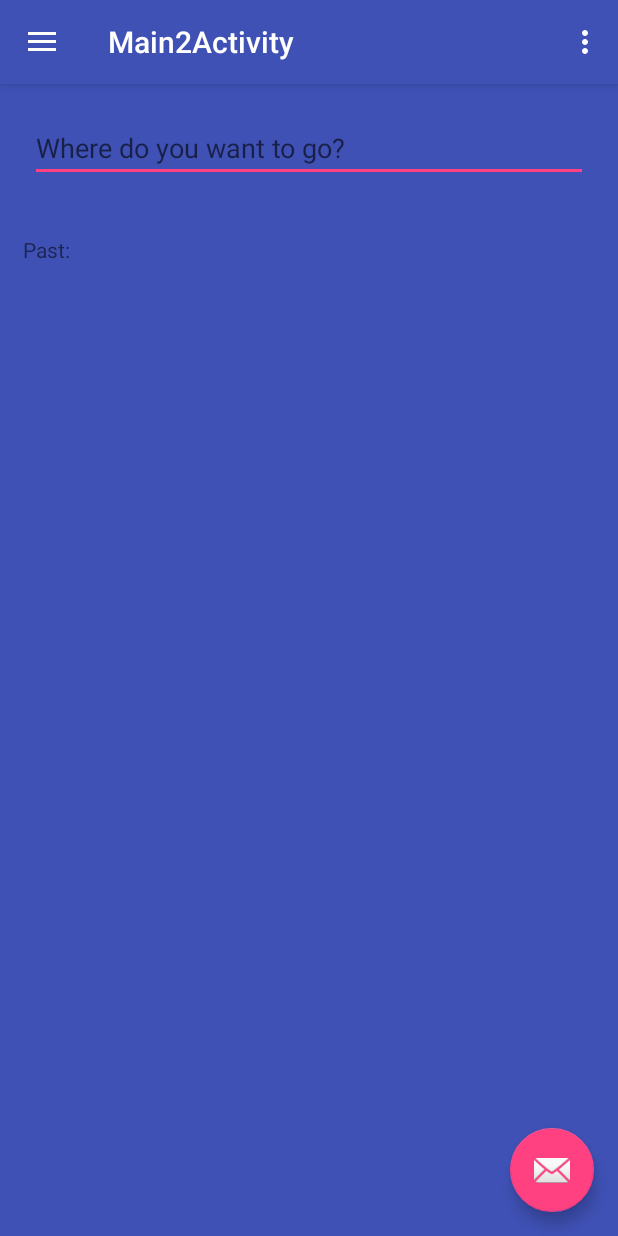
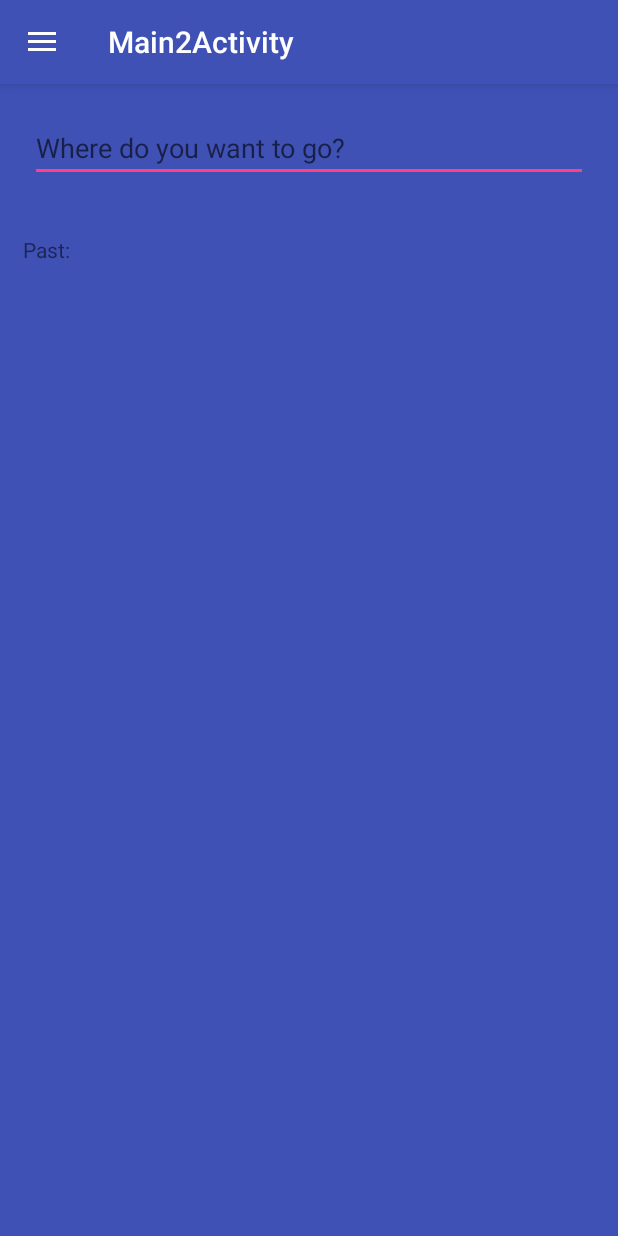
Before and after one commit to mischiedorian/Time-Tracking, an Android app: the Main2Activity screen opened directly, with no data from a screen before it, in the side drawer, after a tap on "Your Trips", on a phone screen of 412 x 824 dp. Run offline under Robolectric (Android 15) with nearby library versions, the phone set to English and light mode, and no system bars; pictures from the network do not load; 1 statement that could not run was skipped.

Commit message:
log in si log out works well

```diff
--- a/app/src/main/java/com/dorian/licenta/Activities/Main2Activity.java
+++ b/app/src/main/java/com/dorian/licenta/Activities/Main2Activity.java
@@ -11,8 +11,6 @@ import android.net.ConnectivityManager;
 import android.net.NetworkInfo;
 import android.os.Bundle;
 import android.support.annotation.NonNull;
-import android.support.design.widget.FloatingActionButton;
-import android.support.design.widget.Snackbar;
 import android.support.v4.app.ActivityCompat;
 import android.support.v4.content.ContextCompat;
 import android.util.Log;
@@ -38,7 +36,7 @@ import com.dorian.licenta.R;
 import com.dorian.licenta.RestServices.RestServices;
 import com.dorian.licenta.ServiceLocation.LocationService;
 import com.dorian.licenta.ServiceNotification.ServiceNotification;
-import com.google.android.gms.auth.api.Auth;
+import com.google.android.gms.common.ConnectionResult;
 import com.google.android.gms.common.api.GoogleApiClient;
 import com.google.android.gms.location.LocationServices;
 import com.google.android.gms.maps.model.LatLng;
@@ -48,7 +46,8 @@ import retrofit2.Callback;
 import retrofit2.Response;
 
 public class Main2Activity extends AppCompatActivity
-        implements NavigationView.OnNavigationItemSelectedListener {
+        implements NavigationView.OnNavigationItemSelectedListener,
+        GoogleApiClient.OnConnectionFailedListener {
     private static final int MAKE_LOCATION_PERMISSION_REQUEST_CODE = 1;
 
     public static GoogleApiClient googleApiClient;
@@ -76,6 +75,7 @@ public class Main2Activity extends AppCompatActivity
 
         Bundle bundle = getIntent().getExtras();
         idUser = bundle.getInt("userId");
+
         SharedPreferences.Editor editor = getSharedPreferences("id", MODE_PRIVATE).edit();
         editor.putInt("idUser", idUser);
         editor.apply();
@@ -89,9 +89,9 @@ public class Main2Activity extends AppCompatActivity
 
                 userName.setText(name);
                 userEmail.setText(email);
-                Glide.with(getApplicationContext()).load(img_url).into(userPic);
-
-                Log.wtf("TREUBdga", email);
+                if (img_url != null) {
+                    Glide.with(getApplicationContext()).load(img_url).into(userPic);
+                }
             }
 
             @Override
@@ -100,9 +100,7 @@ public class Main2Activity extends AppCompatActivity
             }
         });
 
-
         googleApiClient = new GoogleApiClient.Builder(getApplicationContext()).addApi(LocationServices.API).build();
-        googleApiClient.connect();
 
         DrawerLayout drawer = (DrawerLayout) findViewById(R.id.drawer_layout);
         ActionBarDrawerToggle toggle = new ActionBarDrawerToggle(
@@ -117,7 +115,7 @@ public class Main2Activity extends AppCompatActivity
 
         if (isNetworkAvailable() == true) {
             if (checkPermission(Manifest.permission.ACCESS_COARSE_LOCATION) && checkPermission(Manifest.permission.ACCESS_FINE_LOCATION)) {
-                //startService();
+                startService();
             } else {
                 ActivityCompat.requestPermissions(this, new String[]{Manifest.permission.ACCESS_COARSE_LOCATION, Manifest.permission.ACCESS_FINE_LOCATION},
                         MAKE_LOCATION_PERMISSION_REQUEST_CODE);
@@ -145,9 +143,6 @@ public class Main2Activity extends AppCompatActivity
     @Override
     public boolean onOptionsItemSelected(MenuItem item) {
         int id = item.getItemId();
-        if (id == R.id.action_settings) {
-
-        }
 
         return super.onOptionsItemSelected(item);
     }
@@ -177,7 +172,9 @@ public class Main2Activity extends AppCompatActivity
                 }
                 break;
             case R.id.nav_log_out:
-                Auth.GoogleSignInApi.signOut(LogInActivity.googleApiClient).setResultCallback(status -> Toast.makeText(getApplicationContext(), "La revedere!", Toast.LENGTH_SHORT).show());
+                SharedPreferences.Editor editor = getSharedPreferences("id", MODE_PRIVATE).edit();
+                editor.putInt("idUser", 0);
+                editor.apply();
                 Intent intent = new Intent(getApplicationContext(), LogInActivity.class);
                 startActivity(intent);
         }
@@ -232,4 +229,9 @@ public class Main2Activity extends AppCompatActivity
         NetworkInfo activeNetworkInfo = connectivityManager.getActiveNetworkInfo();
         return activeNetworkInfo != null && activeNetworkInfo.isConnected();
     }
+
+    @Override
+    public void onConnectionFailed(@NonNull ConnectionResult connectionResult) {
+
+    }
 }
--- a/app/src/main/java/com/dorian/licenta/FragmentsTrip/FragmentMap.java
+++ b/app/src/main/java/com/dorian/licenta/FragmentsTrip/FragmentMap.java
@@ -110,6 +110,7 @@ public class FragmentMap extends Fragment implements OnMapReadyCallback,
 
         clusterManager = new ClusterManager<>(getContext(), map);
         final CameraPosition[] mPreviousCameraPosition = {null};
+
         map.setOnCameraIdleListener(() -> {
             CameraPosition position = googleMap.getCameraPosition();
             if (mPreviousCameraPosition[0] == null || mPreviousCameraPosition[0].zoom != position.zoom) {
@@ -120,6 +121,7 @@ public class FragmentMap extends Fragment implements OnMapReadyCallback,
 
         map.setOnMarkerClickListener(clusterManager);
         map.setOnInfoWindowClickListener(clusterManager);
+
         clusterManager.setOnClusterClickListener(this);
         clusterManager.setOnClusterInfoWindowClickListener(this);
         clusterManager.setOnClusterItemClickListener(this);
--- a/app/src/main/res/layout/app_bar_main2.xml
+++ b/app/src/main/res/layout/app_bar_main2.xml
@@ -22,12 +22,4 @@
 
     <include layout="@layout/content_main2" />
 
-    <android.support.design.widget.FloatingActionButton
-        android:id="@+id/fab"
-        android:layout_width="wrap_content"
-        android:layout_height="wrap_content"
-        android:layout_gravity="bottom|end"
-        android:layout_margin="@dimen/fab_margin"
-        app:srcCompat="@android:drawable/ic_dialog_email" />
-
 </android.support.design.widget.CoordinatorLayout>
--- a/app/src/main/res/layout/nav_header_main2.xml
+++ b/app/src/main/res/layout/nav_header_main2.xml
@@ -17,7 +17,7 @@
         android:layout_width="50dp"
         android:layout_height="50dp"
         android:paddingTop="@dimen/nav_header_vertical_spacing"
-        app:srcCompat="@android:drawable/sym_def_app_icon" />
+        app:srcCompat="@drawable/ic_launcher"/>
 
     <TextView
         android:layout_width="match_parent"
--- a/app/src/main/res/menu/main2.xml
+++ b/app/src/main/res/menu/main2.xml
@@ -1,9 +1,5 @@
 <?xml version="1.0" encoding="utf-8"?>
 <menu xmlns:android="http://schemas.android.com/apk/res/android"
     xmlns:app="http://schemas.android.com/apk/res-auto">
-    <item
-        android:id="@+id/action_settings"
-        android:orderInCategory="100"
-        android:title="@string/action_settings"
-        app:showAsAction="never" />
+
 </menu>
--- a/build.gradle
+++ b/build.gradle
@@ -5,7 +5,7 @@ buildscript {
         jcenter()
     }
     dependencies {
-        classpath 'com.android.tools.build:gradle:2.3.2'
+        classpath 'com.android.tools.build:gradle:2.3.3'
         classpath 'com.google.gms:google-services:3.0.0'
 
         // NOTE: Do not place your application dependencies here; they belong
```
Also changed, not shown: app/src/main/AndroidManifest.xml (+1 -7 lines), app/src/main/java/com/dorian/licenta/Activities/LogInActivity.java (+69 -31 lines), app/src/main/java/com/dorian/licenta/Activities/StartActivity.java (deleted, +0 -41 lines), app/src/main/java/com/dorian/licenta/Location/MyLocationHelper.java (+4 -3 lines), app/src/main/res/layout/activity_start.xml (deleted, +0 -8 lines), app/src/main/res/drawable/ic_launcher.png (added).
